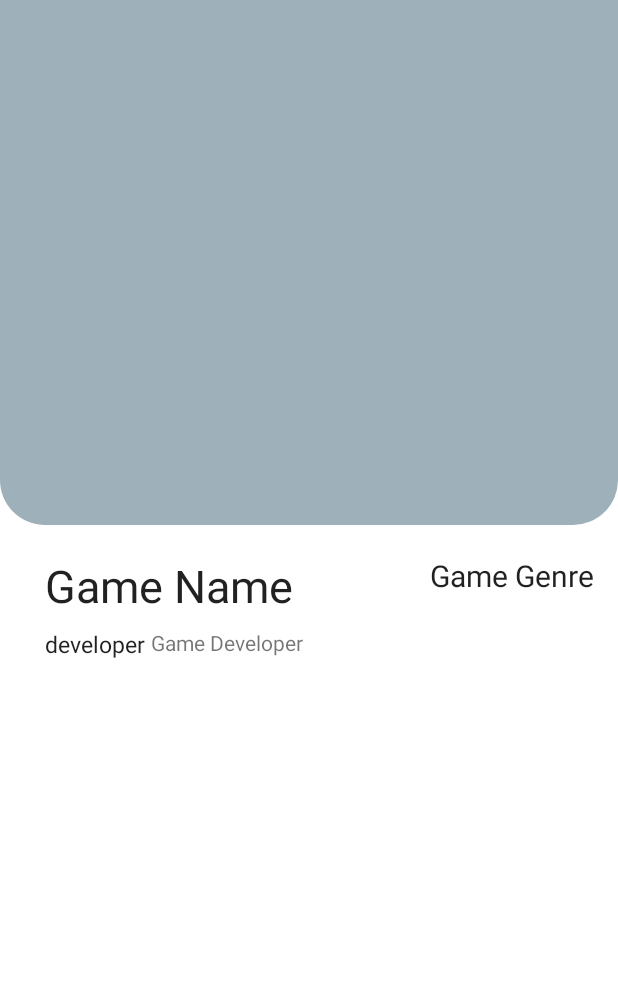
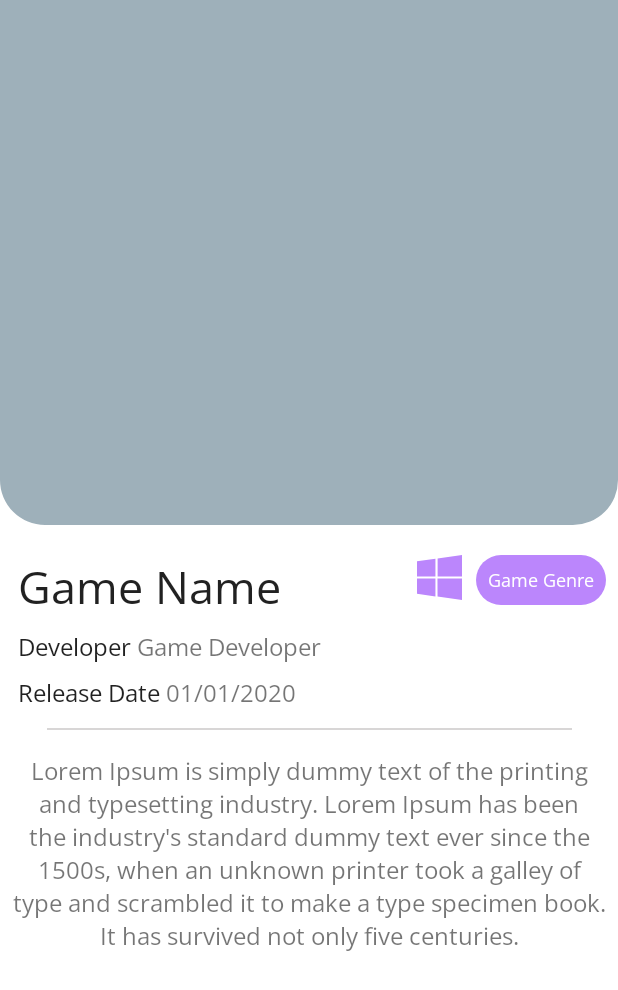
Before and after one commit to cristian2294/4Gamers, an Android app: the GameDetailActivity screen opened directly, with no data from a screen before it, on a phone screen of 412 x 824 dp. Shown: the top 990 px of the screen. Run offline under Robolectric (Android 15) with nearby library versions, the light colour scheme and no system bars; our stand-ins replace Dagger/Hilt's generated code; network calls fail; pictures from the network do not load; 2 statements that could not run were skipped.

Commit message:
I added some visual changes in the view detail

```diff
--- a/app/src/main/java/com/example/forgamers/ui/view/GameDetailActivity.kt
+++ b/app/src/main/java/com/example/forgamers/ui/view/GameDetailActivity.kt
@@ -28,6 +28,8 @@ class GameDetailActivity : AppCompatActivity() {
     private lateinit var tvGameName : TextView
     private lateinit var tvGameGenre : TextView
     private lateinit var tvGameDeveloper : TextView
+    private lateinit var tvGameReleaseDate : TextView
+    private lateinit var tvGameDescription : TextView
 
     override fun onCreate(savedInstanceState: Bundle?) {
         super.onCreate(savedInstanceState)
@@ -39,7 +41,6 @@ class GameDetailActivity : AppCompatActivity() {
         val intent = intent
         val gameId = intent.getStringExtra("gameId")!!
 
-
         gameDetailViewModel.getGameDetail(gameId)
 
         // Create the observer which updates the UI.
@@ -48,6 +49,9 @@ class GameDetailActivity : AppCompatActivity() {
             tvGameName.text = game.title
             tvGameGenre.text = game.genre
             tvGameDeveloper.text = game.developer
+            tvGameReleaseDate.text = game.releaseDate.toString()
+            tvGameDescription.text = game.shortDescription
+
 
             val ulrImage = game.thumbnail
             Glide.with(this)
@@ -66,5 +70,7 @@ class GameDetailActivity : AppCompatActivity() {
         tvGameName = binding.tvGameDetailName
         tvGameGenre = binding.tvGameDetailGenre
         tvGameDeveloper = binding.tvGameDetailDeveloper
+        tvGameReleaseDate = binding.tvGameDetailReleaseDate
+        tvGameDescription = binding.tvGameDetailDescription
     }
 }
--- /dev/null
+++ b/app/src/main/res/drawable/game_genre_box.xml
@@ -0,0 +1,6 @@
+<?xml version="1.0" encoding="utf-8"?>
+<shape xmlns:android="http://schemas.android.com/apk/res/android">
+
+    <solid android:color="@color/purple_200"/>
+    <corners android:radius="100dp"/>
+</shape>
--- /dev/null
+++ b/app/src/main/res/drawable/ic_windows.xml
@@ -0,0 +1,9 @@
+<vector xmlns:android="http://schemas.android.com/apk/res/android"
+    android:width="16dp"
+    android:height="16dp"
+    android:viewportWidth="16"
+    android:viewportHeight="16">
+  <path
+      android:pathData="M6.555,1.375 L0,2.237v5.45h6.555L6.555,1.375zM0,13.795l6.555,0.933L6.555,8.313L0,8.313v5.482zM7.278,8.395 L7.304,14.773L16,16L16,8.395L7.278,8.395zM16,0 L7.33,1.244v6.414L16,7.658L16,0z"
+      android:fillColor="@color/purple_200"/>
+</vector>
--- a/app/src/main/res/layout/activityl_game_detail.xml
+++ b/app/src/main/res/layout/activityl_game_detail.xml
@@ -20,24 +20,40 @@
         android:id="@+id/tv_game_detail_name"
         android:layout_width="wrap_content"
         android:layout_height="wrap_content"
+        android:fontFamily="@font/open_sans"
         android:text="@string/game_name"
         app:layout_constraintTop_toBottomOf="@+id/iv_game_detail"
         app:layout_constraintStart_toStartOf="parent"
         android:layout_marginTop="20dp"
-        android:layout_marginStart="30dp"
+        android:layout_marginStart="12dp"
         android:textSize="30sp"
         android:textAppearance="@style/TextAppearance.AppCompat.Body1"/>
+
+    <ImageView
+        android:id="@+id/iv_game_detail_platform"
+        android:layout_width="30dp"
+        android:layout_height="30dp"
+        android:layout_marginTop="20dp"
+        android:src="@drawable/ic_windows"
+        app:layout_constraintEnd_toStartOf="@+id/tv_game_detail_genre"
+        app:layout_constraintHorizontal_bias="0.909"
+        app:layout_constraintStart_toEndOf="@id/tv_game_detail_name"
+        app:layout_constraintTop_toBottomOf="@id/iv_game_detail" />
 
     <TextView
         android:id="@+id/tv_game_detail_genre"
         android:layout_width="wrap_content"
         android:layout_height="wrap_content"
         android:text="@string/game_genre"
+        android:fontFamily="@font/open_sans"
         app:layout_constraintTop_toBottomOf="@+id/iv_game_detail"
         app:layout_constraintEnd_toEndOf="parent"
         android:layout_marginTop="20dp"
-        android:layout_marginEnd="16dp"
-        android:textSize="20sp"
+        android:layout_marginEnd="8dp"
+        android:textSize="12sp"
+        android:padding="8dp"
+        android:textColor="@color/white"
+        android:background="@drawable/game_genre_box"
         android:textAppearance="@style/TextAppearance.AppCompat.Body1"/>
 
     <TextView
@@ -45,11 +61,12 @@
         android:layout_width="wrap_content"
         android:layout_height="wrap_content"
         android:text="@string/placeholder_developer"
+        android:fontFamily="@font/open_sans"
         app:layout_constraintTop_toBottomOf="@+id/tv_game_detail_name"
         app:layout_constraintStart_toStartOf="parent"
         android:layout_marginTop="8dp"
-        android:layout_marginStart="30dp"
-        android:textSize="15sp"
+        android:layout_marginStart="12dp"
+        android:textSize="16sp"
         android:textAppearance="@style/TextAppearance.AppCompat.Body1"/>
 
     <TextView
@@ -57,11 +74,62 @@
         android:layout_width="wrap_content"
         android:layout_height="wrap_content"
         android:text="@string/game_developer"
+        android:fontFamily="@font/open_sans"
         app:layout_constraintTop_toBottomOf="@+id/tv_game_detail_name"
         app:layout_constraintStart_toEndOf="@+id/tv_placeholder_developer"
+        android:textSize="16sp"
         android:layout_marginStart="4dp"
         android:layout_marginTop="8dp"/>
 
+    <TextView
+        android:id="@+id/tv_placeholder_release_date"
+        android:layout_width="wrap_content"
+        android:layout_height="wrap_content"
+        android:text="@string/release_date"
+        android:fontFamily="@font/open_sans"
+        app:layout_constraintTop_toBottomOf="@+id/tv_placeholder_developer"
+        app:layout_constraintStart_toStartOf="parent"
+        android:textSize="16sp"
+        android:layout_marginStart="12dp"
+        android:layout_marginTop="8dp"
+        android:textAppearance="@style/TextAppearance.AppCompat.Body1"
+        />
 
+    <TextView
+        android:id="@+id/tv_game_detail_release_date"
+        android:layout_width="wrap_content"
+        android:layout_height="wrap_content"
+        android:text="@string/date"
+        android:fontFamily="@font/open_sans"
+        app:layout_constraintTop_toBottomOf="@+id/tv_game_detail_developer"
+        app:layout_constraintStart_toEndOf="@+id/tv_placeholder_release_date"
+        android:textSize="16sp"
+        android:layout_marginTop="8dp"
+        android:layout_marginStart="4dp"
+        />
 
+    <View
+        android:id="@+id/separator"
+        android:layout_width="350dp"
+        android:layout_height="1dp"
+        app:layout_constraintTop_toBottomOf="@+id/tv_game_detail_release_date"
+        app:layout_constraintStart_toStartOf="parent"
+        app:layout_constraintEnd_toEndOf="parent"
+        android:background="@color/underline"
+        android:layout_marginTop="12dp"/>
+
+    <TextView
+        android:id="@+id/tv_game_detail_description"
+        android:layout_width="wrap_content"
+        android:layout_height="wrap_content"
+        android:text="@string/description"
+        android:fontFamily="@font/open_sans"
+        app:layout_constraintTop_toBottomOf="@+id/separator"
+        app:layout_constraintStart_toStartOf="parent"
+        app:layout_constraintEnd_toEndOf="parent"
+        android:textSize="16sp"
+        android:layout_margin="8dp"
+        android:padding="8dp"
+        android:textAlignment="center"
+        />
 </androidx.constraintlayout.widget.ConstraintLayout>
--- a/app/src/main/res/values/colors.xml
+++ b/app/src/main/res/values/colors.xml
@@ -9,4 +9,7 @@
     <color name="white">#FFFFFFFF</color>
 
     <color name="placeholder">#9EB0BA</color>
+
+    // UNDERLINE
+    <color name="underline">#D8D6D6</color>
 </resources>
--- a/app/src/main/res/values/strings.xml
+++ b/app/src/main/res/values/strings.xml
@@ -6,6 +6,9 @@
     <string name="game_genre">Game Genre</string>
     <string name="game_description">Lorem Ipsum is simply dummy text of the printing and typesetting industry.</string>
     <string name="game_platform">Game Platform</string>
-    <string name="placeholder_developer">developer</string>
+    <string name="placeholder_developer">Developer</string>
     <string name="game_developer">Game Developer</string>
+    <string name="release_date">Release Date</string>
+    <string name="date">01/01/2020</string>
+    <string name="description">Lorem Ipsum is simply dummy text of the printing and typesetting industry. Lorem Ipsum has been the industry\'s standard dummy text ever since the 1500s, when an unknown printer took a galley of type and scrambled it to make a type specimen book. It has survived not only five centuries.</string>
 </resources>
```
Also changed, not shown: app/src/main/res/font/open_sans.ttf (added).
